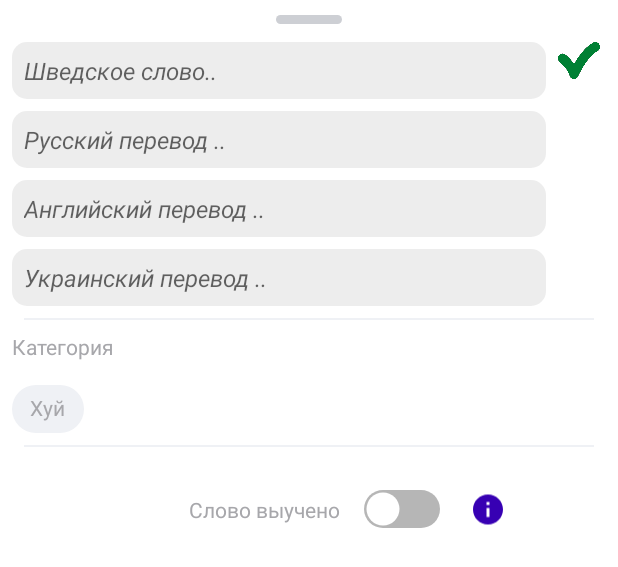
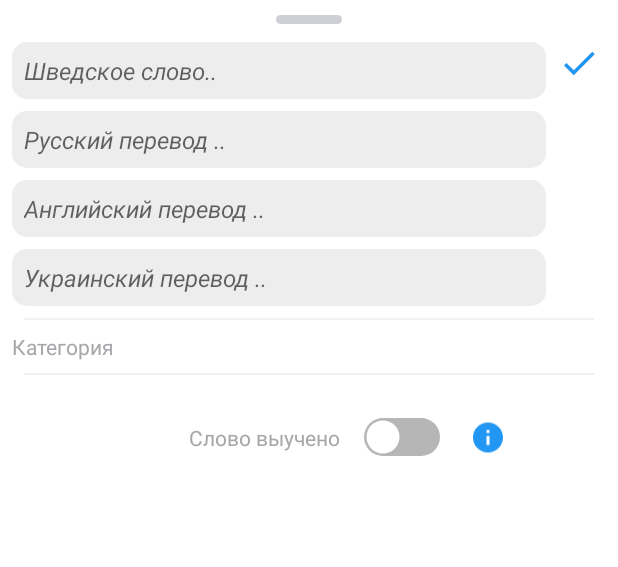
Before and after one commit to aleksej-rodionov/PorosenokPetr, an Android app: the layout bottomsheet_wordlist.xml on its own in the app's theme, with its tools: preview values and no code run, on a phone screen of 412 x 824 dp. Shown: the top 567 px of the screen. Run offline under Robolectric (Android 15) with nearby library versions, the phone set to English and light mode, and no system bars.

```diff
--- a/app/src/main/res/layout/bottomsheet_wordlist.xml
+++ b/app/src/main/res/layout/bottomsheet_wordlist.xml
@@ -179,11 +179,10 @@
         android:layout_height="28dp"
         android:layout_marginTop="28dp"
         android:layout_marginEnd="12dp"
-        android:src="@drawable/ic_new_round"
+        android:src="@drawable/ic_check"
         android:tag="dont_redraw"
         app:layout_constraintEnd_toEndOf="parent"
-        app:layout_constraintTop_toTopOf="parent"
-        tools:src="@drawable/ic_learned" />
+        app:layout_constraintTop_toTopOf="parent" />
 
     <View
         android:id="@+id/divider_top"
@@ -221,10 +220,10 @@
         app:layout_constraintStart_toStartOf="parent"
         app:layout_constraintEnd_toEndOf="parent">
 
-        <com.google.android.material.chip.Chip
-            android:layout_width="wrap_content"
-            android:layout_height="wrap_content"
-            tools:text="Хуй"/>
+<!--        <com.google.android.material.chip.Chip-->
+<!--            android:layout_width="wrap_content"-->
+<!--            android:layout_height="wrap_content"-->
+<!--            tools:text="Хуй"/>-->
 
     </com.google.android.material.chip.ChipGroup>
 
@@ -275,12 +274,13 @@
         android:background="?attr/selectableItemBackgroundBorderless"
         android:clickable="true"
         android:focusable="true"
+        android:tag="dont_redraw"
         android:padding="4dp"
         android:src="@drawable/ic_info"
         app:layout_constraintBottom_toBottomOf="@id/switch_learned"
         app:layout_constraintStart_toEndOf="@id/switch_learned"
         app:layout_constraintTop_toTopOf="@id/switch_learned"
-        app:tint="@color/purple_700" />
+        app:tint="#2196F3" />
 
     <androidx.constraintlayout.widget.Guideline
         android:id="@+id/guideline5"
```
Also changed, not shown: app/src/main/java/space/rodionov/porosenokpetr/feature_driller/presentation/wordlist/edit_add_word/WordlistBottomSheet.kt (+13 -20 lines).
